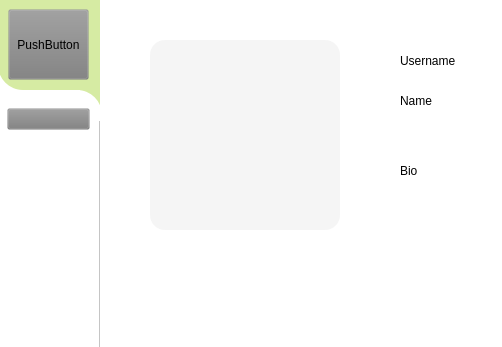
Above: SocialNetwork/mainwindow.ui from amir-h-A-0001/DS-SocialNetwork before the change; both pictures show x 0 to 502 and y 0 to 347 of the 994 by 650 pixel window. Below: the same form after it.
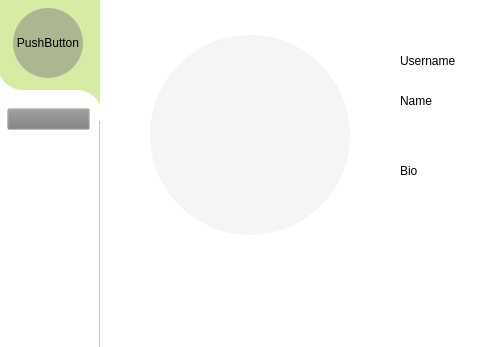
That is the form after the change. Icons and pictures are not drawn.

Patch:
```diff
--- a/SocialNetwork/mainwindow.ui
+++ b/SocialNetwork/mainwindow.ui
@@ -200,14 +200,15 @@
      <widget class="QPushButton" name="homePB">
       <property name="geometry">
        <rect>
-        <x>10</x>
-        <y>10</y>
-        <width>81</width>
-        <height>71</height>
+        <x>15</x>
+        <y>9</y>
+        <width>70</width>
+        <height>70</height>
        </rect>
       </property>
       <property name="styleSheet">
-       <string notr="true">background-color: rgba(125, 125, 125,20);</string>
+       <string notr="true">background-color: rgba(125, 125, 125,120);
+border-radius : 35px;</string>
       </property>
       <property name="text">
        <string>PushButton</string>
@@ -447,17 +448,21 @@
        <property name="geometry">
         <rect>
          <x>20</x>
-         <y>20</y>
-         <width>190</width>
-         <height>190</height>
+         <y>15</y>
+         <width>200</width>
+         <height>200</height>
         </rect>
        </property>
        <property name="styleSheet">
-        <string notr="true">background-color: rgba(125, 125, 125,20);</string>
+        <string notr="true">background-color: rgba(125, 125, 125,20);
+border-radius : 100px;</string>
        </property>
        <property name="text">
         <string/>
        </property>
+       <property name="margin">
+        <number>0</number>
+       </property>
       </widget>
       <widget class="QLabel" name="usernameLB">
        <property name="geometry">
```
Left out of the diff: 3 changed lines with no effect on the pictures.
